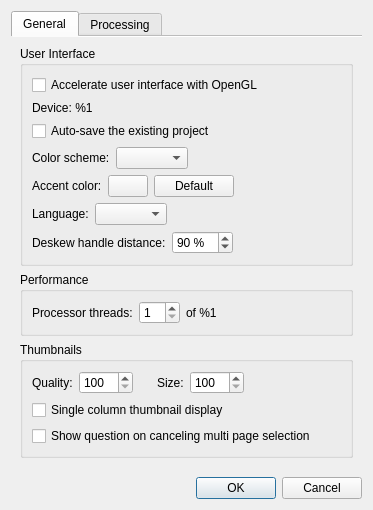
The window that src/app/SettingsDialog.ui (2ndmax/scantailor-ocr) describes before a commit, drawn with Qt 5.
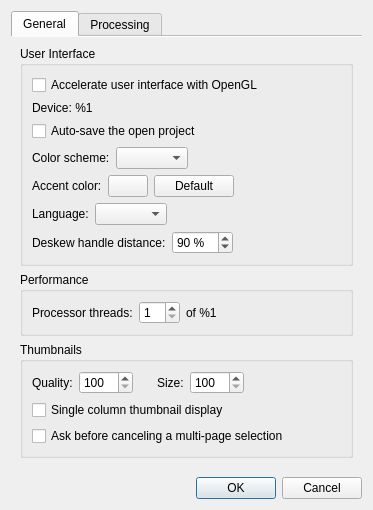
The same window after the commit.

Commit message: ui: consistent texts in the settings, zone editing and other dialogs

The edit to the form file:
```diff
--- a/src/app/SettingsDialog.ui
+++ b/src/app/SettingsDialog.ui
@@ -50,7 +50,7 @@
           <item>
            <widget class="QCheckBox" name="autoSaveProjectCB">
             <property name="text">
-             <string>Auto-save the existing project</string>
+             <string>Auto-save the open project</string>
             </property>
            </widget>
           </item>
@@ -356,7 +356,7 @@
           <item>
            <widget class="QCheckBox" name="cancelingSelectionQuestionCB">
             <property name="text">
-             <string>Show question on canceling multi page selection</string>
+             <string>Ask before canceling a multi-page selection</string>
             </property>
            </widget>
           </item>
```
Left out of the diff: 6 changed lines with no effect on the pictures. The commit also changes 5 other files.
